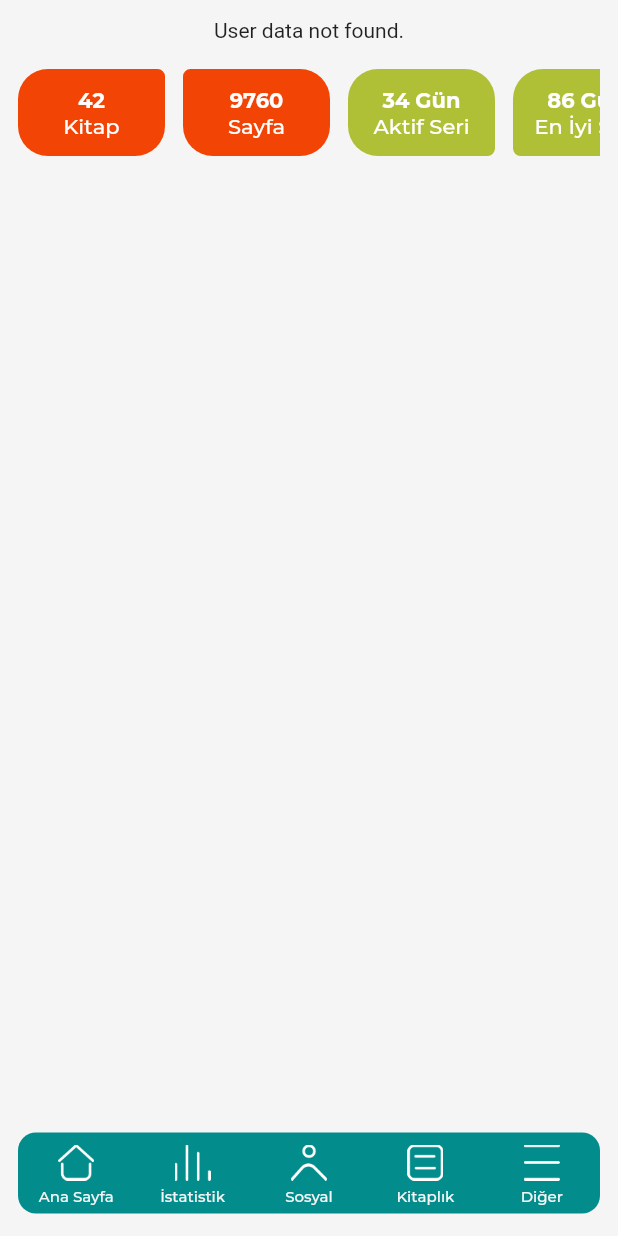
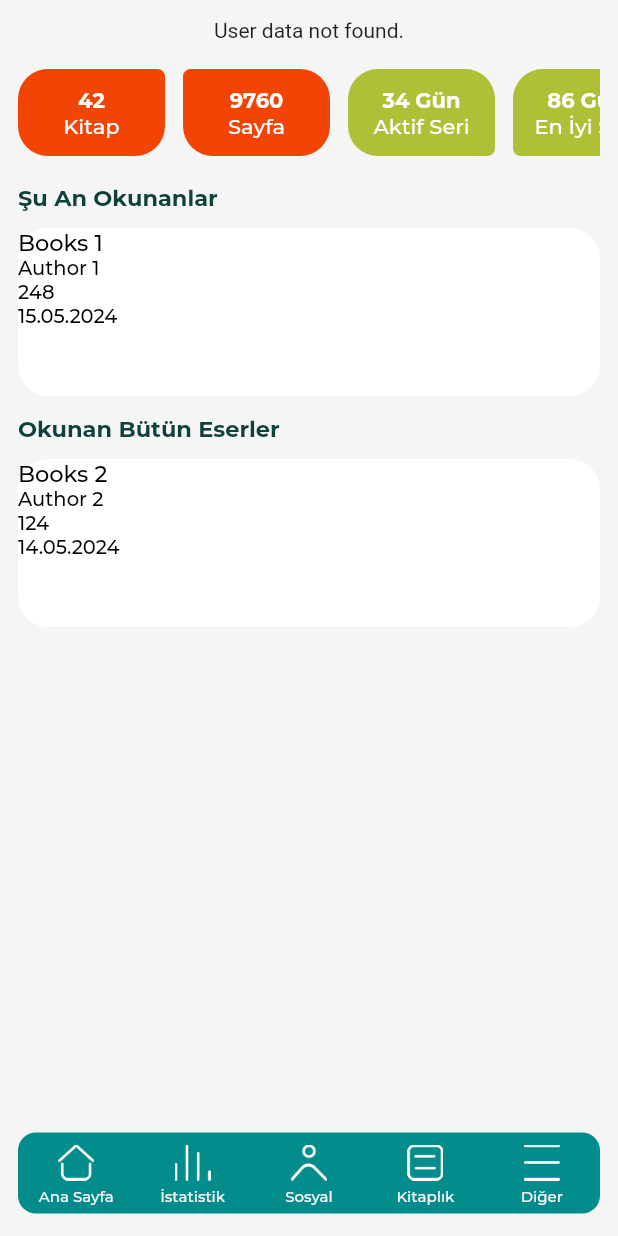
Before and after one commit to zahidayturan/okuur-book-tracker-mobile-app, a Flutter app: the ProfilePage screen opened directly, on a phone screen of 412 x 824 dp. Run offline on Flutter 3.47's test engine with Material 2 defaults, Android fonts, the light colour scheme and no system bars; our stand-ins replace cloud_firestore, firebase_auth, firebase_core, google_sign_in; accounts and stored records are empty.

Commit message:
edit profile page widgets

```diff
--- a/lib/routes/profile/components/book_list_view.dart
+++ b/lib/routes/profile/components/book_list_view.dart
@@ -52,44 +52,99 @@ class _BookListWidgetState extends State<BookListWidget> {
     },
   ];
 
+  List<Map<String, String>> currentBooks = [];
+  List<Map<String, String>> futureBooks = [];
+
+  @override
+  void initState() {
+    for (var book in tempBookList) {
+      int readStatus = int.parse(book['readStatus']!);
+      if (readStatus % 2 == 0) {
+        currentBooks.add(book);
+      } else {
+        futureBooks.add(book);
+      }
+    }
+    super.initState();
+  }
+
   @override
   Widget build(BuildContext context) {
-    return Row(
-      mainAxisAlignment: MainAxisAlignment.spaceBetween,
+
+    List<Map<String, String>> allBooks = [...currentBooks, ...futureBooks];
+    return Column(
+      crossAxisAlignment: CrossAxisAlignment.start,
       children: [
-
+        text("Şu An Okunanlar", colors.greenDark, 15, "FontBold", 1),
+        SizedBox(height: 12,),
+        SizedBox(
+          height: currentBooks.length*124,
+          child: ListView.builder(
+            scrollDirection: Axis.vertical,
+            physics: NeverScrollableScrollPhysics(),
+            itemCount: currentBooks.length,
+            itemBuilder: (context, index) {
+              Map<String, String> item = currentBooks[index];
+              return bookContainer(
+                currentBookText(
+                  item['name']!,
+                  item['author']!,
+                  item['type']!,
+                  item['page']!,
+                  item['startDate']!,
+                ),
+              );
+            },
+          ),
+        ),
+        text("Okunan Bütün Eserler", colors.greenDark, 15, "FontBold", 1),
+        SizedBox(height: 12,),
+        Expanded(
+          child: ListView.builder(
+            scrollDirection: Axis.vertical,
+            physics: BouncingScrollPhysics(),
+            itemCount: futureBooks.length,
+            itemBuilder: (context, index) {
+              Map<String, String> item = futureBooks[index];
+              return bookContainer(
+                currentBookText(
+                  item['name']!,
+                  item['author']!,
+                  item['type']!,
+                  item['page']!,
+                  item['startDate']!,
+                ),
+              );
+            },
+          ),
+        ),
       ],
     );
   }
 
-  Container bookContainer(String url){
+
+  Container bookContainer(Widget child){
     return Container(
-      width: 86,
-      height: 86,
+      height: 112,
+      width: 30,
+      margin: EdgeInsets.only(bottom: 12),
       decoration: BoxDecoration(
-          color: colors.blue,
-          borderRadius: BorderRadius.all(Radius.circular(28))
+          color: colors.white,
+          borderRadius: BorderRadius.all(Radius.circular(20))
       ),
-      child: Padding(
-        padding: const EdgeInsets.all(12.0),
-        child: Image.asset(url),
-      ),
+      child: child,
     );
   }
 
-
-  Container iconContainer(double width,double height,Color color,String path){
-    return Container(
-      width: width,
-      height: height,
-      decoration: BoxDecoration(
-          color: color,
-          borderRadius: BorderRadius.all(Radius.circular(50))
-      ),
-      child: Padding(
-        padding: const EdgeInsets.all(8.0),
-        child: Image.asset(path),
-      ),
+  Column currentBookText(String name,String author,String type,String page,String date){
+    return Column(
+      crossAxisAlignment: CrossAxisAlignment.start,
+      children: [
+        text(name, colors.black, 15, "FontMedium", 2),
+        text(author, colors.black, 13, "FontMedium", 1),
+        text(page, colors.black, 13, "FontMedium", 1),
+        text(date, colors.black, 13, "FontMedium", 1)
+      ],
     );
   }
 
--- a/lib/routes/profile/profile.dart
+++ b/lib/routes/profile/profile.dart
@@ -38,8 +38,6 @@ class _ProfilePageState extends State<ProfilePage> {
         bottomNavigationBar: BottomNavBar(pageIndex: 9,),
         body: Padding(
           padding: const EdgeInsets.only(right: 12, left: 12),
-          child: SingleChildScrollView(
-            physics: BouncingScrollPhysics(),
           child: Center(
             child: Column(
               children: [
@@ -62,9 +60,8 @@ class _ProfilePageState extends State<ProfilePage> {
                 const SizedBox(height: 18,),
                 ProfileDataWidget(),
                 const SizedBox(height: 18,),
-                  BookListWidget()
+                Expanded(child: BookListWidget())
               ],
-              ),
             ),
           ),
         ),
```
Lines whose indentation alone changed are shown as unchanged.
